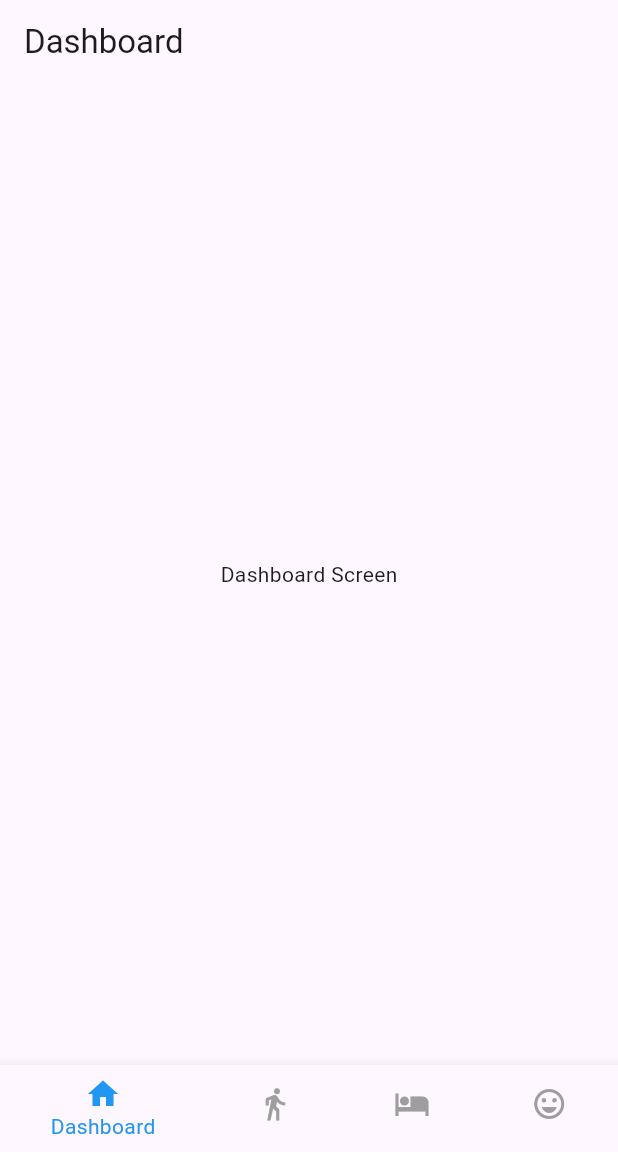
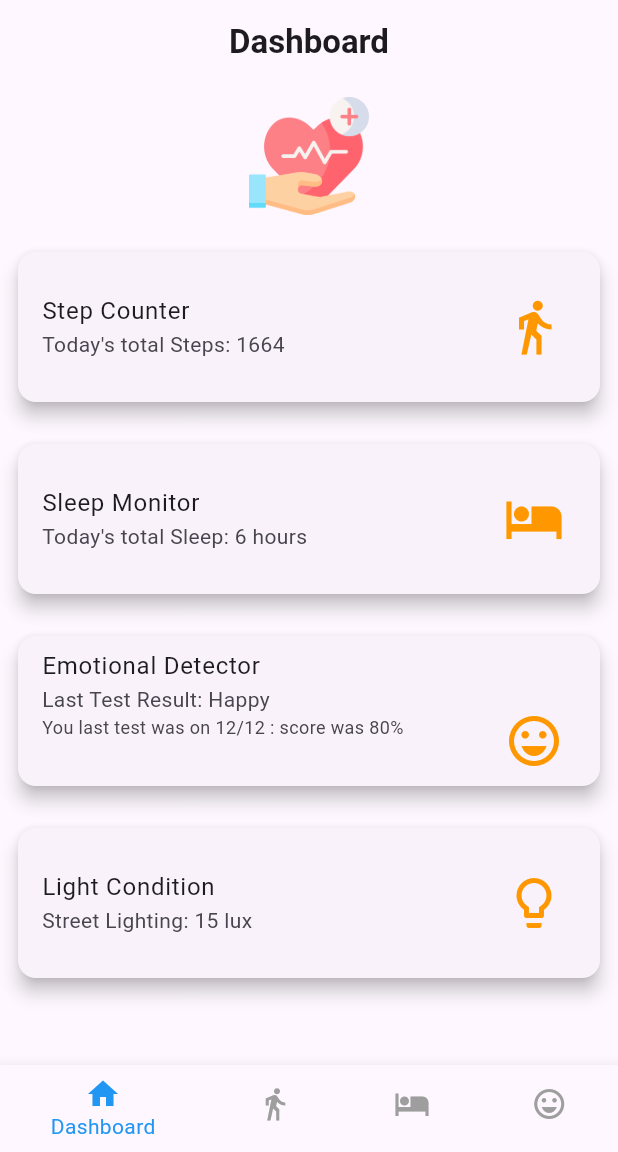
Before and after one commit to imshaaz21/Health_Companion_App, a Flutter app: the screen it shows after launch, on a phone screen of 412 x 824 dp, the part 84-1236 px from its top. Run offline on Flutter 3.47's test engine with Material 3 defaults, Android fonts, the phone set to English and light mode, and no system bars.

Commit message:
Add dashboard UI with new features

```diff
--- a/lib/screens/dashboard_screen.dart
+++ b/lib/screens/dashboard_screen.dart
@@ -1,23 +1,133 @@
 import 'package:flutter/material.dart';
+import 'package:flutter/widgets.dart';
 
-class DashboardScreen extends StatelessWidget {
+class DashboardScreen extends StatefulWidget {
   const DashboardScreen({super.key});
 
+  @override
+  State<DashboardScreen> createState() => _DashboardScreenState();
+}
+
+class _DashboardScreenState extends State<DashboardScreen> {
   @override
   Widget build(BuildContext context) {
     return Scaffold(
       appBar: AppBar(
-        title: const Text('Dashboard'),
+        title: const Center(
+          child: Text(
+            'Dashboard',
+            style: TextStyle(fontWeight: FontWeight.w600),
+          ),
+        ),
       ),
-      body: const Column(
-        crossAxisAlignment: CrossAxisAlignment.stretch,
-        children: [
-          Expanded(
-            child: Center(
-              child: Text('Dashboard Screen'),
-            ),
-          )
-        ],
+      body: Padding(
+        padding: const EdgeInsets.all(8.0),
+        child: Center(
+          child: Column(
+            crossAxisAlignment: CrossAxisAlignment.stretch,
+            mainAxisAlignment: MainAxisAlignment.start,
+            children: [
+              Image.asset(
+                'images/healthcare.png', // Path to your logo asset
+                height: 80, // Adjust the height of the logo as needed
+              ),
+              const SizedBox(height: 20),
+              Card(
+                surfaceTintColor: Colors.white,
+                elevation: 5,
+                child: SizedBox(
+                  height: 100,
+                  child: Center(
+                    child: ListTile(
+                      title: const Text('Step Counter'),
+                      subtitle: const Text("Today's total Steps: 1664"),
+                      trailing: const Icon(
+                        Icons.directions_walk,
+                        color: Colors.orange,
+                        size: 40,
+                      ),
+                      onTap: () =>
+                          Navigator.pushNamed(context, '/step_counter'),
+                    ),
+                  ),
+                ),
+              ),
+              // Card for Sleep Monitor
+              const SizedBox(height: 20),
+              Card(
+                surfaceTintColor: Colors.white,
+                elevation: 5,
+                child: SizedBox(
+                  height: 100,
+                  child: Center(
+                    child: ListTile(
+                      title: const Text('Sleep Monitor'),
+                      subtitle: const Text("Today's total Sleep: 6 hours"),
+                      trailing: const Icon(
+                        Icons.local_hotel,
+                        color: Colors.orange,
+                        size: 40,
+                      ),
+                      onTap: () =>
+                          Navigator.pushNamed(context, '/sleep_monitor'),
+                    ),
+                  ),
+                ),
+              ),
+              const SizedBox(height: 20),
+              Card(
+                surfaceTintColor: Colors.white,
+                elevation: 5,
+                child: SizedBox(
+                  height: 100,
+                  child: Center(
+                    child: ListTile(
+                      title: const Text('Emotional Detector'),
+                      subtitle: const Column(
+                        crossAxisAlignment: CrossAxisAlignment.start,
+                        children: [
+                          Text('Last Test Result: Happy'),
+                          Text(
+                            'You last test was on 12/12 : score was 80%',
+                            style: TextStyle(fontSize: 12),
+                          ),
+                        ],
+                      ),
+                      trailing: const Icon(
+                        Icons.sentiment_very_satisfied,
+                        color: Colors.orange,
+                        size: 40,
+                      ),
+                      onTap: () =>
+                          Navigator.pushNamed(context, '/emotional_detector'),
+                    ),
+                  ),
+                ),
+              ),
+              // lux meter card
+              const SizedBox(height: 20),
+              Card(
+                surfaceTintColor: Colors.white,
+                elevation: 5,
+                child: SizedBox(
+                  height: 100,
+                  child: Center(
+                    child: ListTile(
+                      title: const Text('Light Condition'),
+                      subtitle: const Text('Street Lighting: 15 lux'),
+                      trailing: const Icon(
+                        Icons.lightbulb_outline_rounded,
+                        color: Colors.orange,
+                        size: 40,
+                      ),
+                      onTap: () => Navigator.pushNamed(context, '/lux_meter'),
+                    ),
+                  ),
+                ),
+              ),
+            ],
+          ),
+        ),
       ),
       // bottomNavigationBar: const BottomNavBar(),
     );
--- a/pubspec.yaml
+++ b/pubspec.yaml
@@ -59,9 +59,8 @@ flutter:
   uses-material-design: true
 
   # To add assets to your application, add an assets section, like this:
-  # assets:
-  #   - images/a_dot_burr.jpeg
-  #   - images/a_dot_ham.jpeg
+  assets:
+    - images/healthcare.png
 
   # An image asset can refer to one or more resolution-specific "variants", see
   # https://flutter.dev/assets-and-images/#resolution-aware
```
Also changed, not shown: images/healthcare.png (added).
